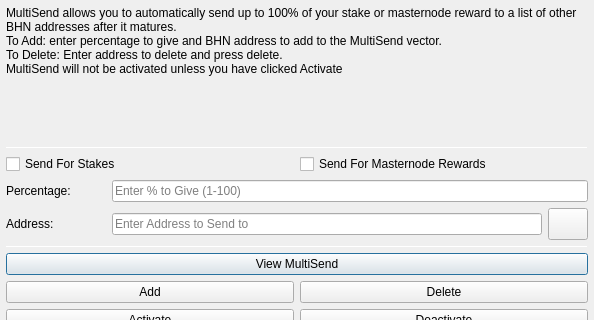
First picture: the form in src/qt/forms/multisenddialog.ui, repository CryptoEnder/Leafn0de, before the edit; both pictures show x 0 to 594 and y 0 to 320 of the 594 by 523 pixel window.
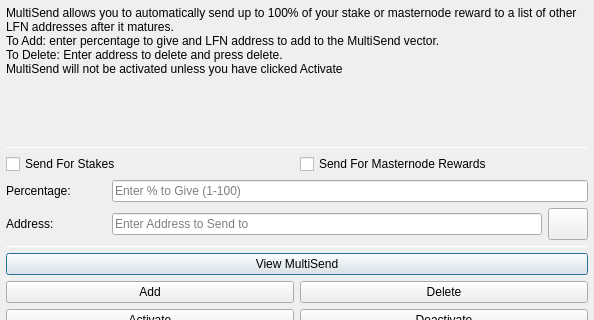
Second picture: the form after the edit. Icons and pictures are not drawn.

```diff
--- a/src/qt/forms/multisenddialog.ui
+++ b/src/qt/forms/multisenddialog.ui
@@ -37,8 +37,8 @@
         <number>1</number>
        </property>
        <property name="text">
-        <string>MultiSend allows you to automatically send up to 100% of your stake or masternode reward to a list of other BHN addresses after it matures.
-To Add: enter percentage to give and BHN address to add to the MultiSend vector.
+        <string>MultiSend allows you to automatically send up to 100% of your stake or masternode reward to a list of other LFN addresses after it matures.
+To Add: enter percentage to give and LFN address to add to the MultiSend vector.
 To Delete: Enter address to delete and press delete.
 MultiSend will not be activated unless you have clicked Activate</string>
        </property>
```
Left out of the diff: 4 changed lines with no effect on the pictures.
